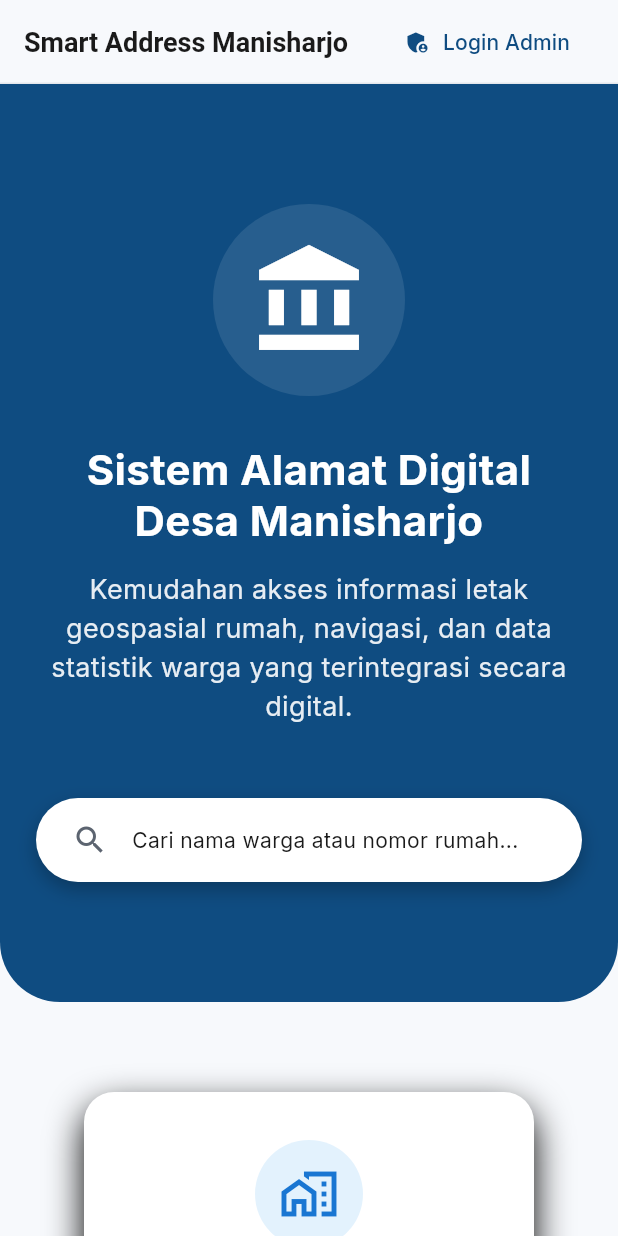
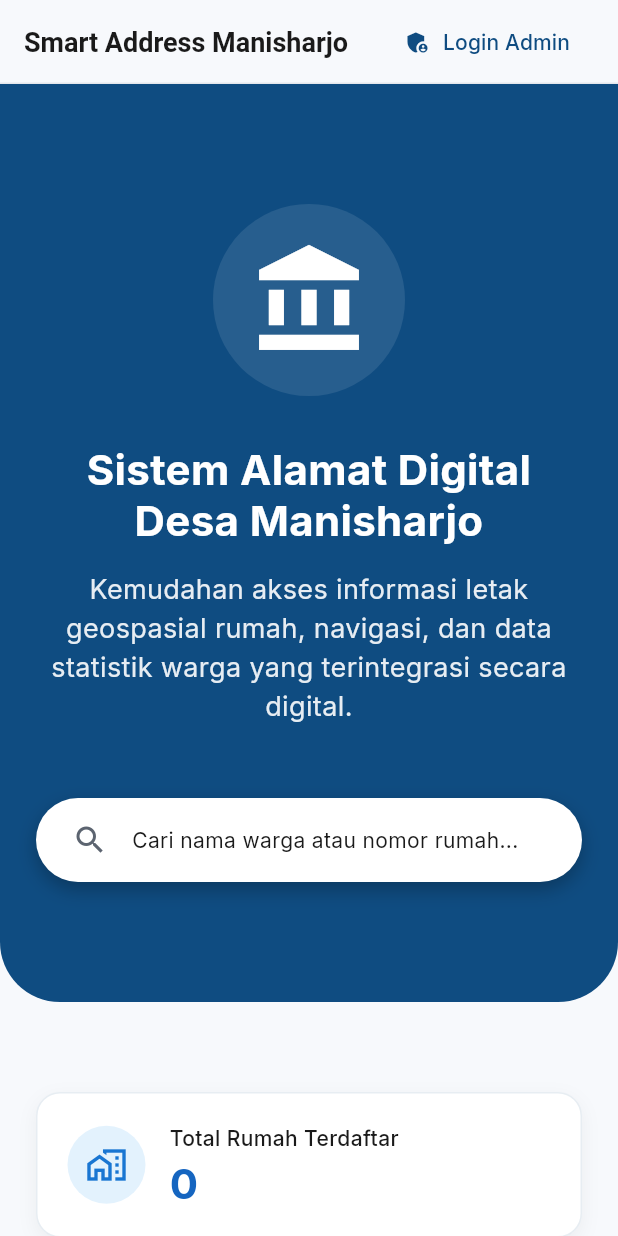
Before and after one commit to Arif-akbar/manisharjo-smart-address, a Flutter app: the screen it shows after launch, on a phone screen of 412 x 824 dp. Run offline on Flutter 3.47's test engine with Material 3 defaults, Android fonts, the phone set to English and light mode, and no system bars; our stand-ins replace fl_chart, flutter_dotenv, flutter_map, go_router, google_fonts, latlong2 and 3 more; missing offline and left inert: dart:html, flutter_map_marker_cluster; accounts and stored records are empty.

Commit message:
landing page

```diff
--- a/lib/features/public/landing_screen.dart
+++ b/lib/features/public/landing_screen.dart
@@ -322,47 +322,60 @@ class _LandingScreenState extends State<LandingScreen> {
     required MaterialColor color,
   }) {
     final screenWidth = MediaQuery.of(context).size.width;
+    // On mobile screens, take full width. On larger screens, use a fixed width.
+    final cardWidth = screenWidth < 600 ? screenWidth - 48 : 300.0;
+
     return Container(
-      width: screenWidth < 350 ? screenWidth - 48 : 300,
-      padding: const EdgeInsets.all(32),
+      width: cardWidth,
+      padding: const EdgeInsets.symmetric(horizontal: 20, vertical: 20),
       decoration: BoxDecoration(
         color: Theme.of(context).cardColor,
-        borderRadius: BorderRadius.circular(20),
+        borderRadius: BorderRadius.circular(16),
+        border: Border.all(color: Theme.of(context).colorScheme.primary.withValues(alpha: 0.1), width: 1),
         boxShadow: [
           BoxShadow(
-            color: Theme.of(context).shadowColor,
-            blurRadius: 20,
-            offset: const Offset(0, 10),
+            color: Theme.of(context).shadowColor.withValues(alpha: 0.05),
+            blurRadius: 10,
+            offset: const Offset(0, 4),
           ),
         ],
       ),
-      child: Column(
+      child: Row(
+        crossAxisAlignment: CrossAxisAlignment.center,
         children: [
           Container(
-            padding: const EdgeInsets.all(16),
+            padding: const EdgeInsets.all(12),
             decoration: BoxDecoration(
               color: color.shade50,
               shape: BoxShape.circle,
             ),
-            child: Icon(icon, size: 40, color: color.shade700),
+            child: Icon(icon, size: 28, color: color.shade700),
           ),
-          const SizedBox(height: 24),
+          const SizedBox(width: 16),
+          Expanded(
+            child: Column(
+              crossAxisAlignment: CrossAxisAlignment.start,
+              mainAxisSize: MainAxisSize.min,
+              children: [
+                Text(
+                  title,
+                  style: TextStyle(
+                    fontSize: 14,
+                    color: Theme.of(context).textTheme.bodySmall?.color,
+                    fontWeight: FontWeight.w500,
+                  ),
+                ),
+                const SizedBox(height: 4),
                 Text(
                   count,
                   style: TextStyle(
-              fontSize: 48,
+                    fontSize: 28,
                     fontWeight: FontWeight.bold,
                     color: color.shade800,
+                    height: 1.1,
                   ),
                 ),
-          const SizedBox(height: 8),
-          Text(
-            title,
-            textAlign: TextAlign.center,
-            style: TextStyle(
-              fontSize: 16,
-              color: Theme.of(context).textTheme.bodySmall?.color,
-              fontWeight: FontWeight.w500,
+              ],
             ),
           ),
         ],
```
Also changed, not shown: lib/features/house/detail_house_screen.dart (+28 -21 lines), 1 other file. Lines whose indentation alone changed are shown as unchanged.
